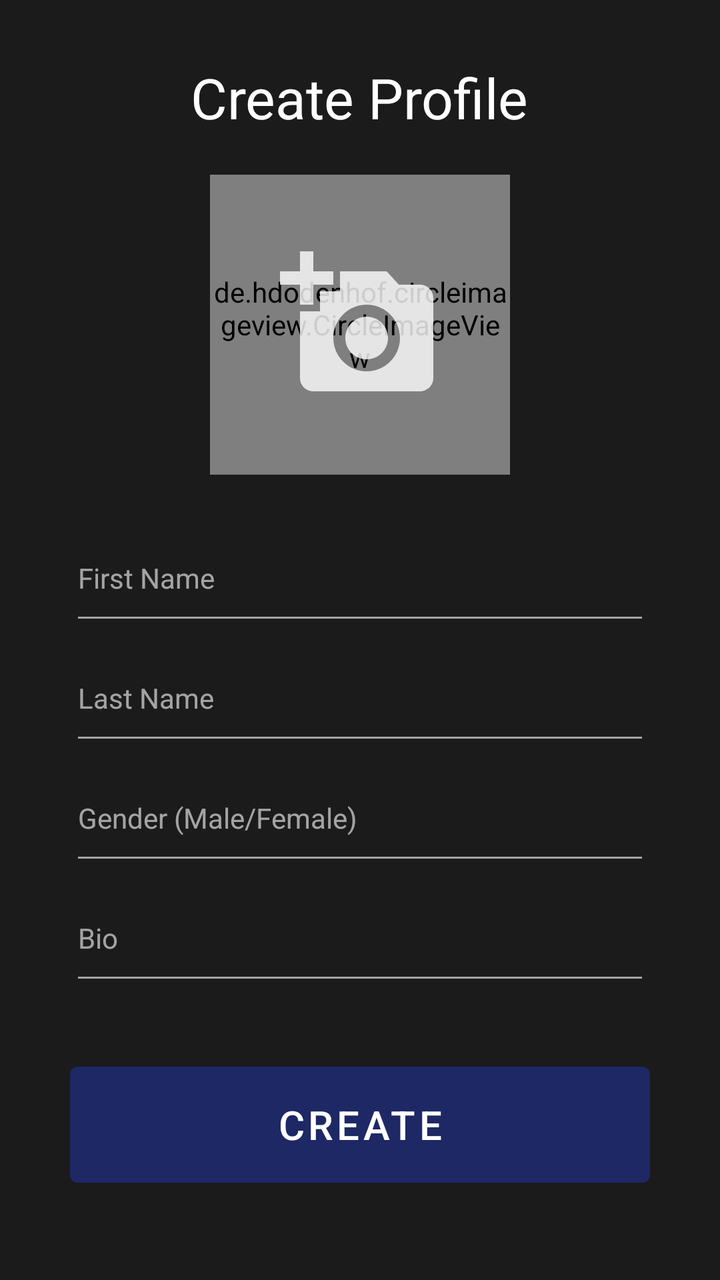
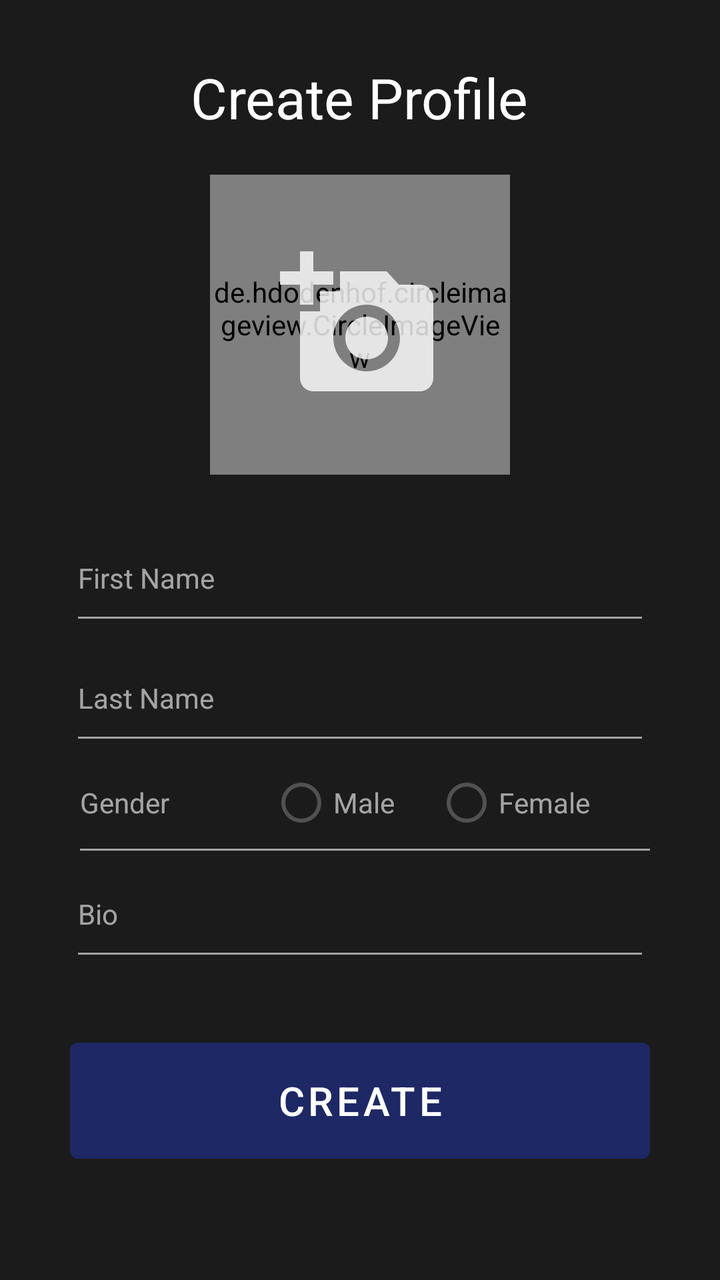

Two renders of the same Android screen: before a commit and after it. Below are the layout's source before the change and the commit's diff.
<!-- AndroidManifest.xml: application theme Theme.I180479_180531 -->
<!-- res/layout/activity_input_credentials.xml -->
<?xml version="1.0" encoding="utf-8"?>
<RelativeLayout
    xmlns:android="http://schemas.android.com/apk/res/android"
    xmlns:app="http://schemas.android.com/apk/res-auto"
    xmlns:tools="http://schemas.android.com/tools"
    android:layout_width="match_parent"
    android:layout_height="match_parent"
    android:background="#1C1B1B"
    tools:context=".inputCredentials">

    <ScrollView
        android:layout_width="match_parent"
        android:layout_height="match_parent">

        <RelativeLayout
            android:layout_width="match_parent"
            android:layout_height="match_parent">

            <TextView
                android:id="@+id/create_profile"
                android:layout_width="wrap_content"
                android:layout_height="wrap_content"
                android:layout_marginTop="30dp"
                android:gravity="center"
                android:text="Create Profile"
                android:textColor="@color/white"
                android:textSize="28dp"
                android:layout_centerHorizontal="true"/>

            <RelativeLayout
                android:layout_width="150dp"
                android:layout_height="150dp"
                android:layout_below="@id/create_profile"
                android:layout_margin="20dp"
                android:layout_centerHorizontal="true"
                android:id="@+id/rl_display_pic">

                <de.hdodenhof.circleimageview.CircleImageView
                    android:id="@+id/display_pic"
                    android:layout_width="match_parent"
                    android:layout_height="match_parent"/>

                <ImageView
                    android:id="@+id/add_display_pic"
                    android:layout_width="80dp"
                    android:layout_height="80dp"
                    android:layout_centerInParent="true"
                    android:alpha="0.8"
                    android:background="@drawable/add_photo_icon" />
            </RelativeLayout>

            <EditText
                android:id="@+id/first_name"
                android:layout_width="match_parent"
                android:layout_height="60dp"
                android:layout_below="@+id/rl_display_pic"
                android:layout_marginLeft="35dp"
                android:layout_marginRight="35dp"
                android:alpha="0.6"
                android:backgroundTint="@color/white"
                android:hint="First Name"
                android:textColor="@color/white"
                android:textColorHint="@color/white"
                android:textSize="14sp" />

            <EditText
                android:id="@+id/last_name"
                android:layout_width="match_parent"
                android:layout_height="60dp"
                android:layout_below="@+id/first_name"
                android:layout_marginLeft="35dp"
                android:layout_marginRight="35dp"
                android:alpha="0.6"
                android:backgroundTint="@color/white"
                android:hint="Last Name"
                android:textAlignment="textStart"
                android:textColor="@color/white"
                android:textColorHint="@color/white"
                android:textSize="14sp" />

            <EditText
                android:textColor="@color/white"
                android:backgroundTint="@color/white"
                android:hint="Gender (Male/Female)"
                android:textColorHint="@color/white"
                android:textAlignment="textStart"
                android:layout_below="@+id/last_name"
                android:id="@+id/gender"
                android:layout_marginLeft="35dp"
                android:textSize="14sp"
                android:layout_marginRight="35dp"
                android:layout_width="match_parent"
                android:layout_height="60dp"
                android:alpha="0.6"
                />

            <EditText
                android:textColor="@color/white"
                android:backgroundTint="@color/white"
                android:hint="Bio"
                android:textColorHint="@color/white"
                android:textAlignment="textStart"
                android:layout_below="@+id/gender"
                android:id="@+id/bio"
                android:layout_marginLeft="35dp"
                android:textSize="14sp"
                android:layout_marginRight="35dp"
                android:layout_width="match_parent"
                android:layout_height="60dp"
                android:alpha="0.6"
                />

            <Button
                android:id="@+id/create"
                android:layout_width="match_parent"
                android:layout_height="70dp"
                android:layout_below="@+id/bio"
                android:layout_marginLeft="35dp"
                android:layout_marginTop="30dp"
                android:layout_marginRight="35dp"
                android:backgroundTint="#1D2865"
                android:text="CREATE"
                android:textSize="20dp" />
        </RelativeLayout>
    </ScrollView>
</RelativeLayout>
<!-- resources referenced by this layout -->
<resources>
  <color name="white">#FFFFFFFF</color>
  <!-- drawable add_photo_icon (drawable) -->
  <vector android:height="24dp" android:tint="#FFFFFF"
      android:viewportHeight="24" android:viewportWidth="24"
      android:width="24dp" xmlns:android="http://schemas.android.com/apk/res/android">
      <path android:fillColor="@android:color/white" android:pathData="M3,4V1h2v3h3v2H5v3H3V6H0V4H3zM6,10V7h3V4h7l1.83,2H21c1.1,0 2,0.9 2,2v12c0,1.1 -0.9,2 -2,2H5c-1.1,0 -2,-0.9 -2,-2V10H6zM13,19c2.76,0 5,-2.24 5,-5s-2.24,-5 -5,-5s-5,2.24 -5,5S10.24,19 13,19zM9.8,14c0,1.77 1.43,3.2 3.2,3.2s3.2,-1.43 3.2,-3.2s-1.43,-3.2 -3.2,-3.2S9.8,12.23 9.8,14z"/>
  </vector>
  <style name="Theme.I180479_180531" parent="Theme.MaterialComponents.DayNight.NoActionBar">
          
          <item name="colorPrimary">@color/purple_500</item>
          <item name="colorPrimaryVariant">@color/purple_700</item>
          <item name="colorOnPrimary">@color/white</item>
          
          <item name="colorSecondary">@color/teal_200</item>
          <item name="colorSecondaryVariant">@color/teal_700</item>
          <item name="colorOnSecondary">@color/black</item>
          
          <item name="android:statusBarColor" tools:targetApi="l">?attr/colorPrimaryVariant</item>
          
      </style>
  <color name="purple_500">#FF6200EE</color>
  <color name="purple_700">#FF3700B3</color>
  <color name="teal_200">#FF03DAC5</color>
  <color name="teal_700">#FF018786</color>
  <color name="black">#FF000000</color>
</resources>

<!-- the commit's change to res/layout/activity_input_credentials.xml (unified diff, before → after) -->
@@ -78,21 +78,54 @@
                 android:textColorHint="@color/white"
                 android:textSize="14sp" />
 
-            <EditText
-                android:textColor="@color/white"
-                android:backgroundTint="@color/white"
-                android:hint="Gender (Male/Female)"
-                android:textColorHint="@color/white"
-                android:textAlignment="textStart"
+            <RelativeLayout
+                android:layout_width="match_parent"
+                android:layout_height="wrap_content"
                 android:layout_below="@+id/last_name"
+                android:layout_marginEnd="35dp"
                 android:id="@+id/gender"
-                android:layout_marginLeft="35dp"
-                android:textSize="14sp"
-                android:layout_marginRight="35dp"
-                android:layout_width="match_parent"
-                android:layout_height="60dp"
                 android:alpha="0.6"
-                />
+                android:layout_marginStart="40dp">
+
+                <TextView
+                    android:textColor="@color/white"
+                    android:textSize="14sp"
+                    android:layout_width="wrap_content"
+                    android:layout_height="wrap_content"
+                    android:text="Gender"
+                    android:id="@+id/tv_gender"
+                    android:layout_centerVertical="true" />
+
+                <RadioGroup
+                    android:id="@+id/genderRadioGroup"
+                    android:layout_width="match_parent"
+                    android:layout_height="wrap_content"
+                    android:orientation="horizontal"
+                    android:layout_toEndOf="@+id/tv_gender"
+                    android:layout_marginStart="50dp">
+
+                    <RadioButton
+                        android:id="@+id/radioButtonMale"
+                        android:layout_width="wrap_content"
+                        android:layout_height="wrap_content"
+                        android:text="Male"
+                        android:textColor="@color/white"/>
+
+                    <RadioButton
+                        android:id="@+id/radioButtonFemale"
+                        android:layout_width="wrap_content"
+                        android:layout_height="wrap_content"
+                        android:text="Female"
+                        android:textColor="@color/white"
+                        android:layout_marginStart="20dp"/>
+                </RadioGroup>
+
+                <View
+                    android:layout_width="match_parent"
+                    android:layout_height="1dp"
+                    android:layout_alignParentBottom="true"
+                    android:background="@color/white"/>
+            </RelativeLayout>
 
             <EditText
                 android:textColor="@color/white"
